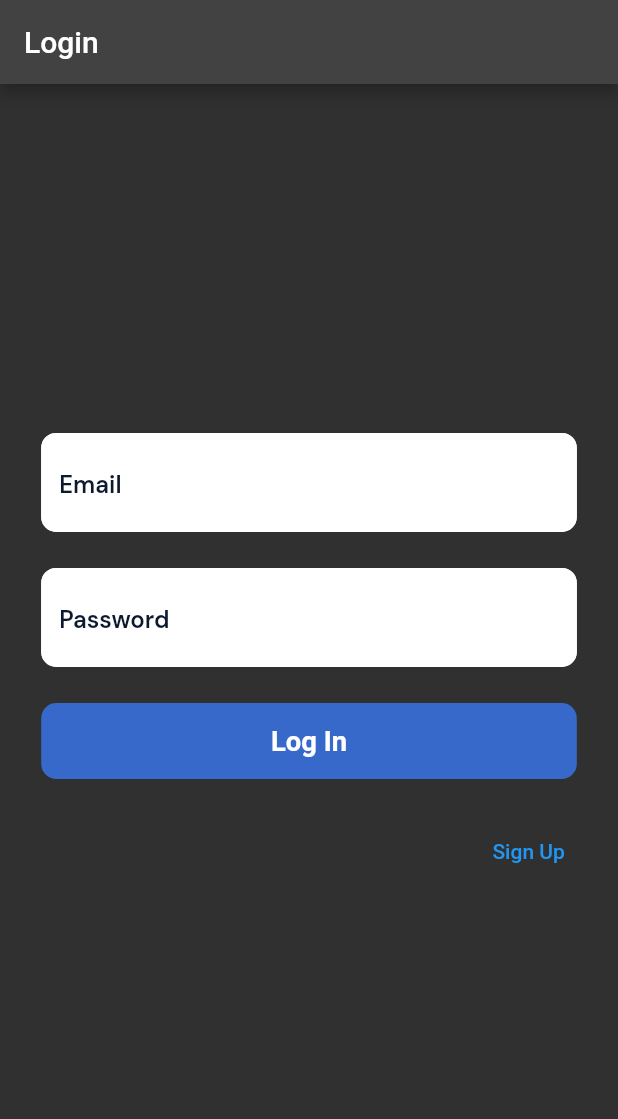
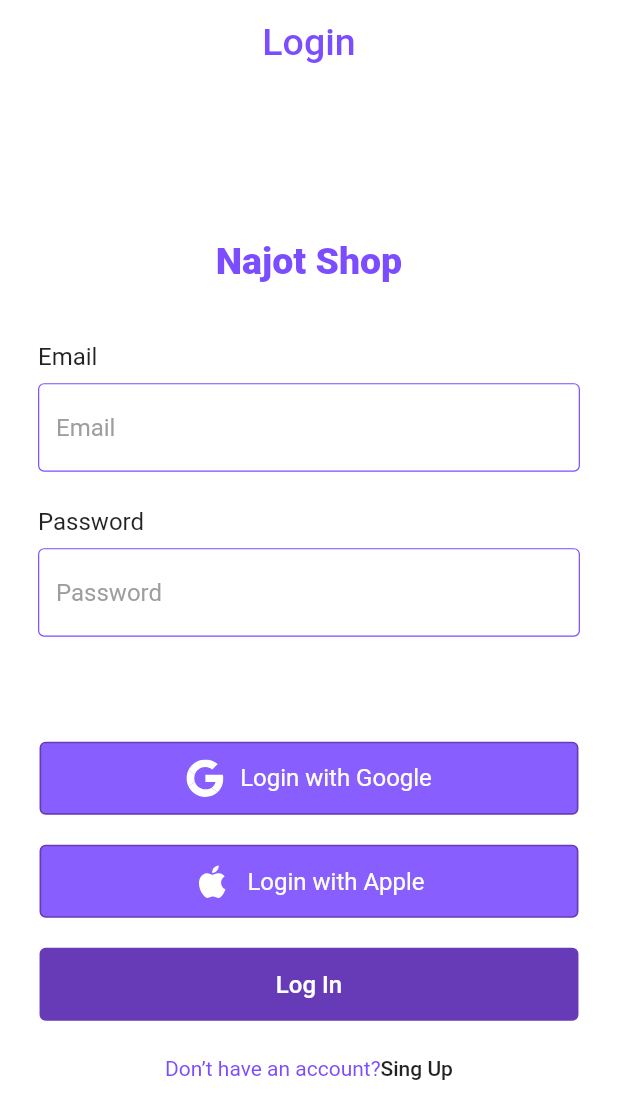
Before and after one commit to xasanov1716/najot_shop, a Flutter app: the screen it shows after launch, on a phone screen of 412 x 824 dp. Shown: the top 1119 px of the screen. Run offline on Flutter 3.47's test engine with Material 2 defaults, Android fonts, the phone set to English and light mode, and no system bars; drawn by our look-alikes of zoom_tap_animation; our stand-ins replace firebase_auth, firebase_core, flutter_screenutil, flutter_svg; accounts and stored records are empty; Roboto replaces fonts that are missing (Borel-Regular.ttf, LeagueSpartan); statements that could not run were skipped.

Commit message:
register and login added

```diff
--- a/lib/main.dart
+++ b/lib/main.dart
@@ -34,7 +34,7 @@ class MyApp extends StatelessWidget {
         return MaterialApp(
           debugShowCheckedModeBanner: false,
           home: child,
-          theme: ThemeData.dark(),
+          theme: ThemeData.light(),
         );
       },
       child: SplashScreen(),
--- a/lib/ui/auth/auth_screen.dart
+++ b/lib/ui/auth/auth_screen.dart
@@ -18,8 +18,19 @@ class _AuthScreenState extends State<AuthScreen> {
   @override
   Widget build(BuildContext context) {
     return Scaffold(
+      backgroundColor: Colors.white,
       appBar: AppBar(
-          title: Text(isLoginPage ? "Login" : "Sign Up"),
+        elevation: 0,
+        backgroundColor: Colors.white,
+        centerTitle: true,
+        title: Text(
+          isLoginPage ? "Login" : "Sign Up",
+          style: const TextStyle(
+            color: Colors.deepPurpleAccent,
+            fontSize: 25,
+            fontWeight: FontWeight.w500,
+          ),
+        ),
       ),
       body: Stack(
         children: [
@@ -40,12 +51,13 @@ class _AuthScreenState extends State<AuthScreen> {
                 ),
           Visibility(
             visible: context.watch<AuthProvider>().isLoading,
-              child: const Align(
-                alignment: Alignment.center,
-                child: CircularProgressIndicator(),
+            child: Align(
+              alignment: Alignment.topCenter,
+              child: LinearProgressIndicator(color: Colors.deepPurpleAccent,backgroundColor: Colors.deepPurple.withOpacity(0.3),),
             ),
           )
         ],
-        ));
+      ),
+    );
   }
 }
--- a/lib/ui/auth/pages/login_page.dart
+++ b/lib/ui/auth/pages/login_page.dart
@@ -1,9 +1,10 @@
 import 'package:flutter/material.dart';
 import 'package:flutter_screenutil/flutter_screenutil.dart';
 import 'package:provider/provider.dart';
-
 import '../../../providers/auth_provider.dart';
+import '../../../utils/images/app_images.dart';
 import '../widgets/global_button.dart';
+import '../widgets/global_login_with_screen.dart';
 import '../widgets/global_text_fields.dart';
 
 class LoginPage extends StatelessWidget {
@@ -13,18 +14,31 @@ class LoginPage extends StatelessWidget {
 
   @override
   Widget build(BuildContext context) {
-    return Padding(
-      padding: EdgeInsets.symmetric(horizontal: 25.w),
+    return Center(
+      child: SingleChildScrollView(
+        child: Padding(
+          padding: EdgeInsets.all(25.sp),
           child: Column(
-        mainAxisAlignment: MainAxisAlignment.center,
-        crossAxisAlignment: CrossAxisAlignment.center,
             children: [
+              const Text(
+                "Najot Shop",
+                style: TextStyle(
+                  fontFamily: "Borel-Regular.ttf",
+                  color: Colors.deepPurpleAccent,
+                  fontSize: 25,
+                  fontWeight: FontWeight.w800,
+                ),
+              ),
+              const SizedBox(height: 40),
               GlobalTextField(
                 hintText: "Email",
                 keyboardType: TextInputType.emailAddress,
                 textInputAction: TextInputAction.next,
                 textAlign: TextAlign.start,
-              controller: context.read<AuthProvider>().emailController),
+                controller: context.read<AuthProvider>().emailController,
+                title: 'Email',
+                isPassword: false,
+              ),
               const SizedBox(height: 24),
               GlobalTextField(
                 hintText: "Password",
@@ -32,26 +46,50 @@ class LoginPage extends StatelessWidget {
                 textInputAction: TextInputAction.next,
                 textAlign: TextAlign.start,
                 controller: context.read<AuthProvider>().passwordController,
+                title: 'Password',
+                isPassword: true,
+              ),
+              const SizedBox(height: 70),
+              GetLoginWithButton(
+                  text: "Login with Google", img: AppImages.google),
+              const SizedBox(height: 20),
+              GetLoginWithButton(
+                  text: "Login with Apple", img: AppImages.apple),
+              const SizedBox(height: 20),
+              GlobalButton(
+                text: "Log In",
+                onTap: () {
+                  context.read<AuthProvider>().logIn(context);
+                },
               ),
               const SizedBox(height: 24),
-          GlobalButton(
-              title: "Log In",
+              Row(
+                mainAxisAlignment: MainAxisAlignment.center,
+                children: [
+                  Text(
+                    "Don’t have an account?",
+                    style: Theme.of(context).textTheme.labelLarge!.copyWith(
+                        color: Colors.deepPurpleAccent,
+                        fontWeight: FontWeight.w400),
+                  ),
+                  GestureDetector(
                     onTap: () {
-                context.read<AuthProvider>().logIn(context);
-              }),
-          const SizedBox(height: 24),
-          Row(
-            mainAxisAlignment: MainAxisAlignment.end,
-            children: [
-              TextButton(
-                  onPressed: () {
                       onChanged.call();
                       context.read<AuthProvider>().signUpButtonPressed();
                     },
-                  child: const Text("Sign Up"))
+                    child: Text(
+                      "Sing Up",
+                      style: Theme.of(context)
+                          .textTheme
+                          .labelLarge!
+                          .copyWith(fontWeight: FontWeight.w500),
+                    ),
+                  ),
                 ],
-          )
+              ),
             ],
+          ),
+        ),
       ),
     );
   }
--- a/lib/ui/auth/widgets/global_button.dart
+++ b/lib/ui/auth/widgets/global_button.dart
@@ -3,32 +3,53 @@ import 'package:flutter_screenutil/flutter_screenutil.dart';
 import 'package:zoom_tap_animation/zoom_tap_animation.dart';
 
 import '../../../utils/colors/app_colors.dart';
-class GlobalButton extends StatelessWidget {
-  const GlobalButton({Key? key, required this.title, required this.onTap})
-      : super(key: key);
 
-  final String title;
+class GlobalButton extends StatefulWidget {
+  const GlobalButton({
+    super.key,
+    required this.text,
+    this.username = false,
+    this.password = false,
+    required this.onTap,
+    this.confirmPassword = true,
+    this.isSignUp = false,
+  });
+
+  final String text;
+  final bool username;
+  final bool password;
+  final bool isSignUp;
+  final bool confirmPassword;
   final VoidCallback onTap;
 
   @override
+  State<GlobalButton> createState() => _GlobalButtonState();
+}
+
+class _GlobalButtonState extends State<GlobalButton> {
+  @override
   Widget build(BuildContext context) {
     return ZoomTapAnimation(
-      onTap: onTap,
+      onTap: widget.onTap,
       child: Container(
-        height: 50.h,
+        height: 48.h,
+        width: 327.w,
         decoration: BoxDecoration(
-          borderRadius: BorderRadius.circular(10.sp),
-          color: AppColors.c_3669C9,
+          borderRadius: BorderRadius.circular(4.r),
+          border: Border.all(width: 1.w, color: Colors.deepPurple),
+          color: widget.username
+              ? widget.password
+                  ? Colors.deepPurpleAccent
+                  : Colors.deepPurpleAccent.withOpacity(0.5)
+              : Colors.deepPurple,
         ),
         child: Center(
           child: Text(
-            title,
-            style: TextStyle(
-              fontWeight: FontWeight.w600,
-              color: AppColors.white,
-              fontSize: 18.sp,
-              fontFamily: "LeagueSpartan",
-            ),
+            widget.text,
+            style: Theme.of(context)
+                .textTheme
+                .titleMedium!
+                .copyWith(color: AppColors.white, fontWeight: FontWeight.w500),
           ),
         ),
       ),
--- /dev/null
+++ b/lib/ui/auth/widgets/global_login_with_screen.dart
@@ -0,0 +1,43 @@
+import 'package:flutter/material.dart';
+import 'package:flutter_screenutil/flutter_screenutil.dart';
+import 'package:flutter_svg/svg.dart';
+import 'package:zoom_tap_animation/zoom_tap_animation.dart';
+
+class GetLoginWithButton extends StatelessWidget {
+  const GetLoginWithButton({super.key, required this.text, required this.img});
+
+  final String text;
+  final String img;
+
+  @override
+  Widget build(BuildContext context) {
+    return ZoomTapAnimation(
+      onTap: () {},
+      child: Container(
+        width: 327.w,
+        height: 48.h,
+        decoration: BoxDecoration(
+            borderRadius: BorderRadius.circular(4.r),
+            border: Border.all(width: 1.w, color: Colors.deepPurple),
+            color: Colors.deepPurpleAccent.withOpacity(0.9)),
+        child: Row(
+          crossAxisAlignment: CrossAxisAlignment.center,
+          mainAxisAlignment: MainAxisAlignment.center,
+          children: [
+            SvgPicture.asset(img,width: 25,height: 25,color: Colors.white,),
+            SizedBox(
+              width: 10.w,
+            ),
+            Text(
+              text,
+              style: Theme.of(context).textTheme.titleMedium!.copyWith(
+                    fontWeight: FontWeight.w400,
+                    color: Colors.white,
+                  ),
+            ),
+          ],
+        ),
+      ),
+    );
+  }
+}
--- a/lib/ui/auth/widgets/global_text_fields.dart
+++ b/lib/ui/auth/widgets/global_text_fields.dart
@@ -11,9 +11,14 @@ class GlobalTextField extends StatelessWidget {
     required this.textAlign,
     this.obscureText = false,
     required this.controller,
+    required this.title,
+    required this.isPassword,
+    // required this.onChanged,
   }) : super(key: key);
 
+  final String title;
   final String hintText;
+  final bool isPassword;
   TextInputType keyboardType;
   TextInputAction textInputAction;
   TextAlign textAlign;
@@ -22,59 +27,51 @@ class GlobalTextField extends StatelessWidget {
 
   @override
   Widget build(BuildContext context) {
-    return TextField(
-      style: TextStyle(
-          fontSize: 20,
-          fontWeight: FontWeight.w600,
-          color: AppColors.c_0C1A30,
-          fontFamily: "DMSans"),
-      textAlign: textAlign,
-      textInputAction: textInputAction,
-      keyboardType: keyboardType,
-      obscureText: obscureText,
-      controller: controller,
-      decoration: InputDecoration(
-        filled: true,
-        fillColor: AppColors.white,
-        hintText: hintText,
-        hintStyle: TextStyle(
-            fontSize: 16,
-            fontWeight: FontWeight.w600,
-            color: AppColors.c_0C1A30,
-            fontFamily: "DMSans"),
-        enabledBorder: OutlineInputBorder(
-          borderRadius: BorderRadius.circular(10),
-          borderSide: BorderSide(width: 1, color: AppColors.white),
+    return Column(
+      crossAxisAlignment: CrossAxisAlignment.start,
+      children: [
+        Text(
+          title,
+          style: Theme.of(context)
+              .textTheme
+              .titleMedium!
+              .copyWith(fontWeight: FontWeight.w400),
         ),
-        disabledBorder: OutlineInputBorder(
-          borderRadius: BorderRadius.circular(10),
-          borderSide: BorderSide(
-            width: 1,
-            color: AppColors.white,
+        const SizedBox(height: 8),
+        TextField(
+          controller: controller,
+          obscureText: isPassword,
+          cursorColor: Colors.deepPurpleAccent,
+          keyboardType: TextInputType.name,
+          style: Theme.of(context).textTheme.titleMedium,
+          decoration: InputDecoration(
+            hintText: hintText,
+            hintStyle: Theme.of(context)
+                .textTheme
+                .titleMedium!
+                .copyWith(color: Colors.grey),
+            enabledBorder: OutlineInputBorder(
+                borderRadius: BorderRadius.circular(4),
+                borderSide: const BorderSide(
+                    width: 0.8, color: Colors.deepPurpleAccent)),
+            focusedErrorBorder: OutlineInputBorder(
+                borderRadius: BorderRadius.circular(4),
+                borderSide:
+                    const BorderSide(width: 0.8, color: Colors.redAccent)),
+            disabledBorder: OutlineInputBorder(
+                borderRadius: BorderRadius.circular(4),
+                borderSide: const BorderSide(
+                    width: 0.8, color: Colors.deepPurpleAccent)),
+            errorBorder: OutlineInputBorder(
+                borderRadius: BorderRadius.circular(4),
+                borderSide: const BorderSide(width: 0.8, color: Colors.red)),
+            focusedBorder: OutlineInputBorder(
+                borderRadius: BorderRadius.circular(4),
+                borderSide:
+                    const BorderSide(width: 1, color: Colors.deepPurple)),
           ),
-        ),
-        focusedBorder: OutlineInputBorder(
-          borderRadius: BorderRadius.circular(10),
-          borderSide: BorderSide(
-            width: 1,
-            color: AppColors.white,
-          ),
-        ),
-        errorBorder: OutlineInputBorder(
-          borderRadius: BorderRadius.circular(10),
-          borderSide: BorderSide(
-            width: 1,
-            color: AppColors.white,
-          ),
-        ),
-        border: OutlineInputBorder(
-          borderRadius: BorderRadius.circular(10),
-          borderSide: BorderSide(
-            width: 1,
-            color: AppColors.white,
-          ),
-        ),
-      ),
+        )
+      ],
     );
   }
 }
```
Also changed, not shown: lib/splash/splash_screen.dart (+5 -5 lines), lib/ui/auth/pages/signup_page.dart (+41 -11 lines), lib/utils/images/app_images.dart (+2 -32 lines), pubspec.yaml (+3 -19 lines), assets/fonts/Borel-Regular.ttf (added), assets/svg/apple.svg (added), assets/svg/google.svg (added), 3 other files. Lines whose indentation alone changed are shown as unchanged.
